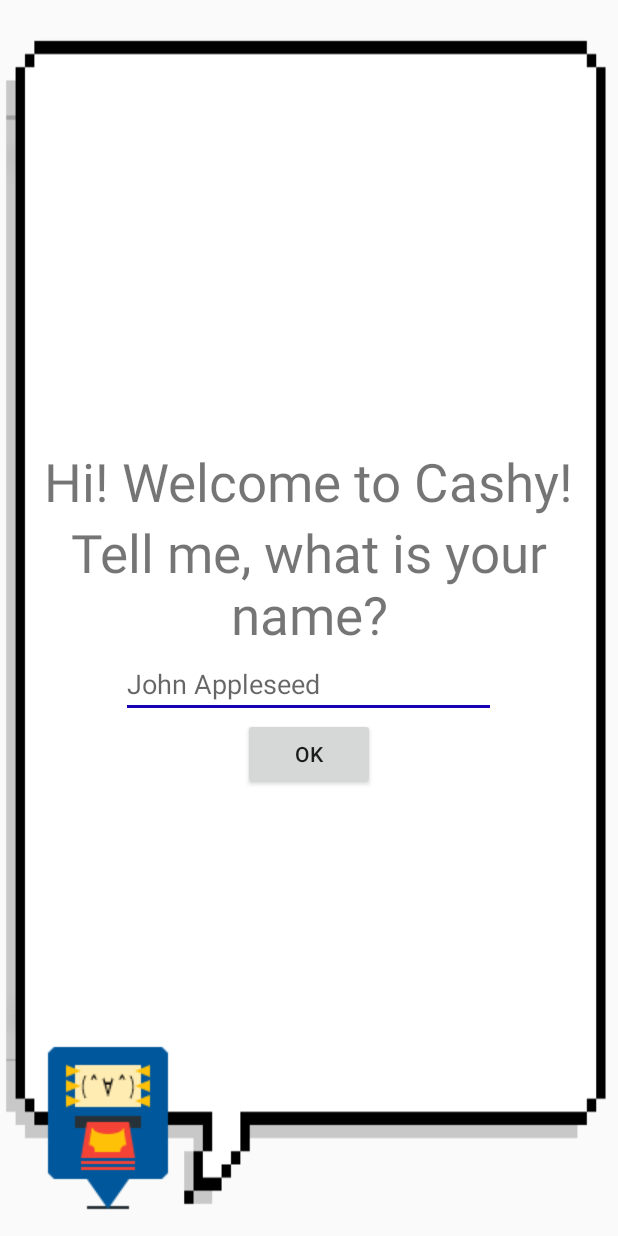
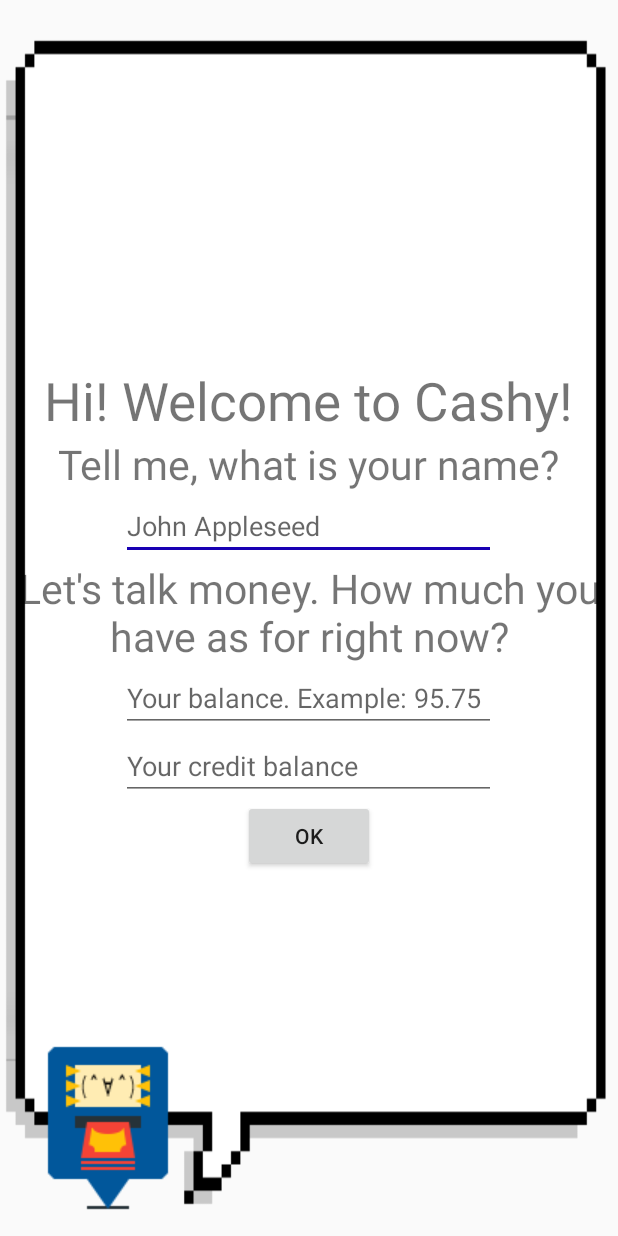
Before and after one commit to rbeat/cashy, an Android app: the Setup screen opened directly, with no data from a screen before it, on a phone screen of 412 x 824 dp. Run offline under Robolectric (Android 15) with nearby library versions, the phone set to English and light mode, and no system bars; our stand-ins replace Firebase (no records; nobody signed in at launch, a user with empty details on screens opened directly).

Commit message:
Added: Balance, Payment History, Monthly Payment DB

```diff
--- a/src/main/res/layout/activity_setup.xml
+++ b/src/main/res/layout/activity_setup.xml
@@ -8,8 +8,7 @@
     android:orientation="vertical"
     android:layout_gravity="center"
     android:gravity="center"
-    android:background="@drawable/dialog_box"
-    >
+    android:background="@drawable/dialog_box">
 
     <ImageView
 
@@ -54,31 +53,55 @@
             app:layout_constraintLeft_toLeftOf="parent"
             app:layout_constraintRight_toRightOf="parent"
             app:layout_constraintTop_toTopOf="parent" />
+
         <TextView
             android:layout_width="wrap_content"
             android:layout_height="wrap_content"
             android:gravity="center"
             android:text="Tell me, what is your name?"
-            android:textSize="35dp"
+            android:textSize="27dp"
             app:layout_constraintBottom_toBottomOf="parent"
             app:layout_constraintLeft_toLeftOf="parent"
             app:layout_constraintRight_toRightOf="parent"
             app:layout_constraintTop_toTopOf="parent" />
+
         <EditText
             android:id="@+id/name"
             android:layout_width="250dp"
             android:layout_height="wrap_content"
-            android:hint="John Appleseed"/>
+            android:hint="John Appleseed" />
+
+        <TextView
+            android:layout_width="wrap_content"
+            android:layout_height="wrap_content"
+            android:gravity="center"
+            android:text="Let's talk money. How much you have as for right now?"
+            android:textSize="27dp"
+            app:layout_constraintBottom_toBottomOf="parent"
+            app:layout_constraintLeft_toLeftOf="parent"
+            app:layout_constraintRight_toRightOf="parent"
+            app:layout_constraintTop_toTopOf="parent" />
+
+        <EditText
+            android:id="@+id/balance"
+            android:layout_width="250dp"
+            android:layout_height="wrap_content"
+            android:hint="Your balance. Example: 95.75" />
+
+        <EditText
+            android:id="@+id/credit"
+            android:layout_width="250dp"
+            android:layout_height="wrap_content"
+            android:hint="Your credit balance" />
+
         <Button
             android:id="@+id/ok_name"
             android:layout_width="wrap_content"
             android:layout_height="wrap_content"
-            android:text="OK"/>
-
+            android:text="OK" />
 
 
     </LinearLayout>
 
 
-
 </android.support.constraint.ConstraintLayout>
```
Also changed, not shown: src/main/java/gq/rbeat/cashy/Balance.java (added, +55 -0 lines), src/main/java/gq/rbeat/cashy/Payment.java (added, +22 -0 lines), src/main/java/gq/rbeat/cashy/ToPay.java (added, +37 -0 lines), src/main/java/gq/rbeat/cashy/User.java (+25 -2 lines).
